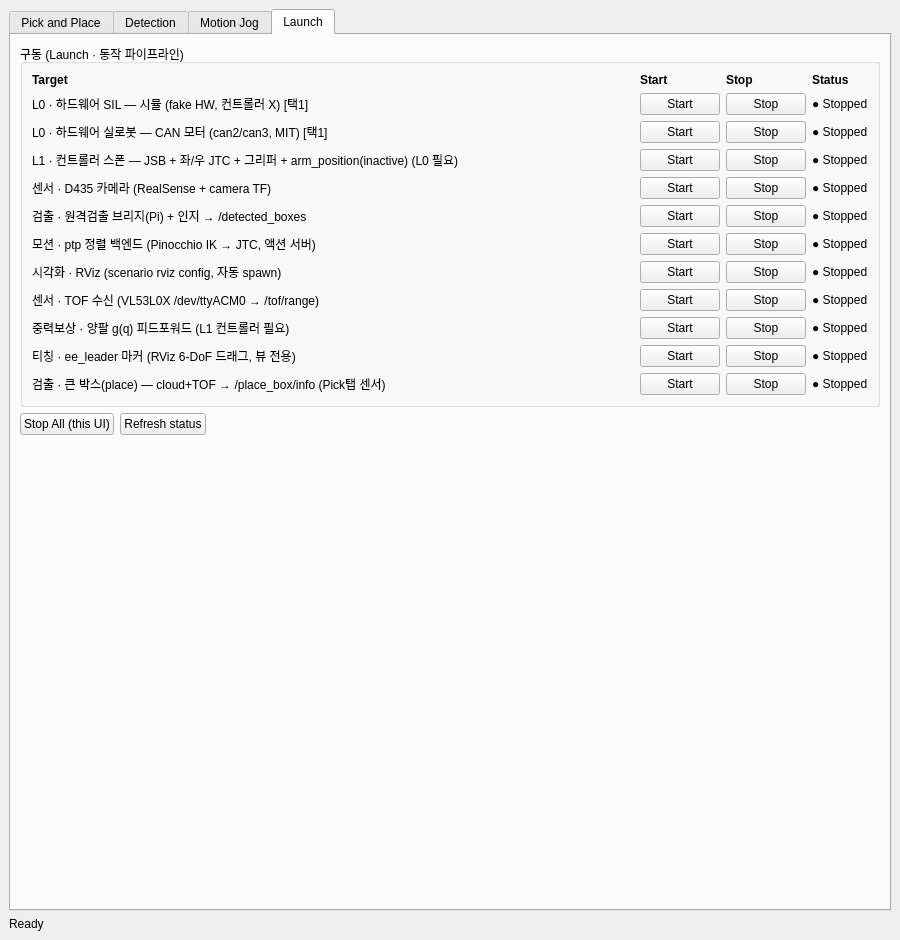
Qt form openarmx_ws/src/pick_and_place/ptp/openarmx_ptp_ui/ui/ptp_pnp_ui.ui (kuks2309/TR-Works-A2) before a commit.
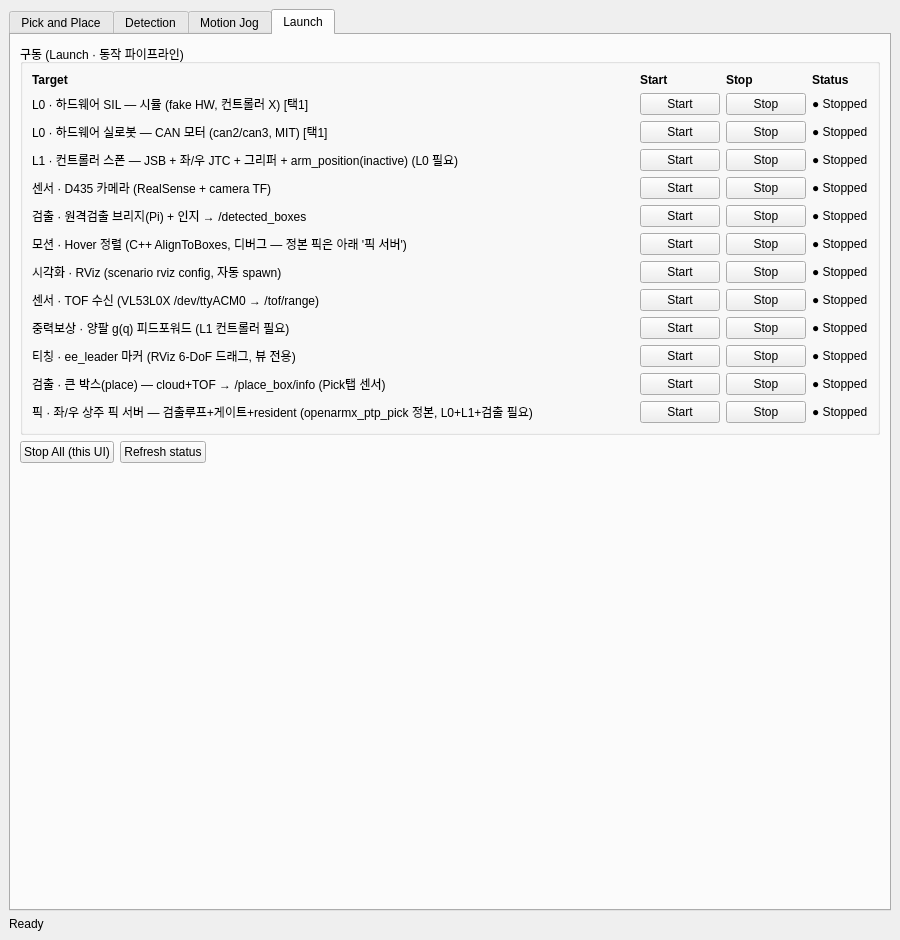
The same form after that commit. The open tabs and pages were chosen to show the change.

Commit message: feat(ptp_pick): 픽 스크립트를 정식 ament 패키지 openarmx_ptp_pick 로 승격 + UI 전환 (SIL 검증)

Patch:
```diff
--- a/openarmx_ws/src/pick_and_place/ptp/openarmx_ptp_ui/ui/ptp_pnp_ui.ui
+++ b/openarmx_ws/src/pick_and_place/ptp/openarmx_ptp_ui/ui/ptp_pnp_ui.ui
@@ -893,7 +893,7 @@
            <item row="6" column="0">
             <widget class="QLabel" name="nameBackend">
              <property name="text">
-              <string>모션 · ptp 정렬 백엔드 (Pinocchio IK → JTC, 액션 서버)</string>
+              <string>모션 · Hover 정렬 (C++ AlignToBoxes, 디버그 — 정본 픽은 아래 '픽 서버')</string>
              </property>
             </widget>
            </item>
@@ -1061,6 +1061,40 @@
              </property>
             </widget>
            </item>
+           <item row="12" column="0">
+            <widget class="QLabel" name="namePickSrv">
+             <property name="sizePolicy">
+              <sizepolicy hsizetype="Expanding" vsizetype="Preferred">
+               <horstretch>0</horstretch>
+               <verstretch>0</verstretch>
+              </sizepolicy>
+             </property>
+             <property name="text">
+              <string>픽 · 좌/우 상주 픽 서버 — 검출루프+게이트+resident (openarmx_ptp_pick 정본, L0+L1+검출 필요)</string>
+             </property>
+            </widget>
+           </item>
+           <item row="12" column="1">
+            <widget class="QPushButton" name="btnPickSrvLaunchStart">
+             <property name="text">
+              <string>Start</string>
+             </property>
+            </widget>
+           </item>
+           <item row="12" column="2">
+            <widget class="QPushButton" name="btnPickSrvLaunchStop">
+             <property name="text">
+              <string>Stop</string>
+             </property>
+            </widget>
+           </item>
+           <item row="12" column="3">
+            <widget class="QLabel" name="lblPickSrvLaunch">
+             <property name="text">
+              <string>● Stopped</string>
+             </property>
+            </widget>
+           </item>
           </layout>
          </widget>
         </item>
```
The commit also changes 15 other files.
